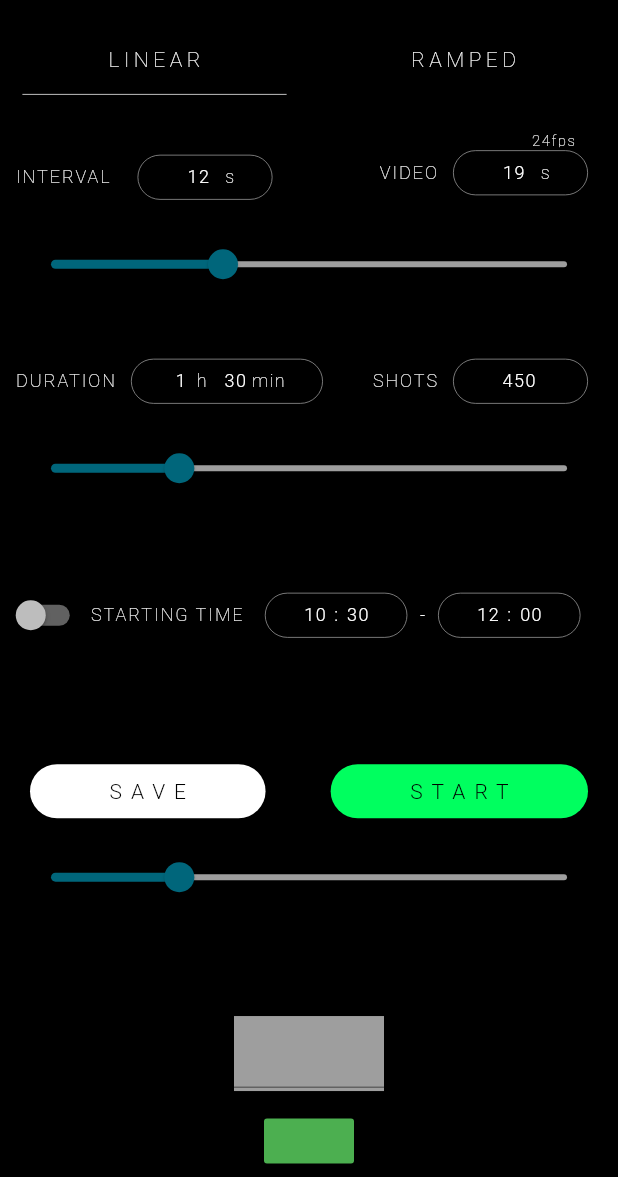
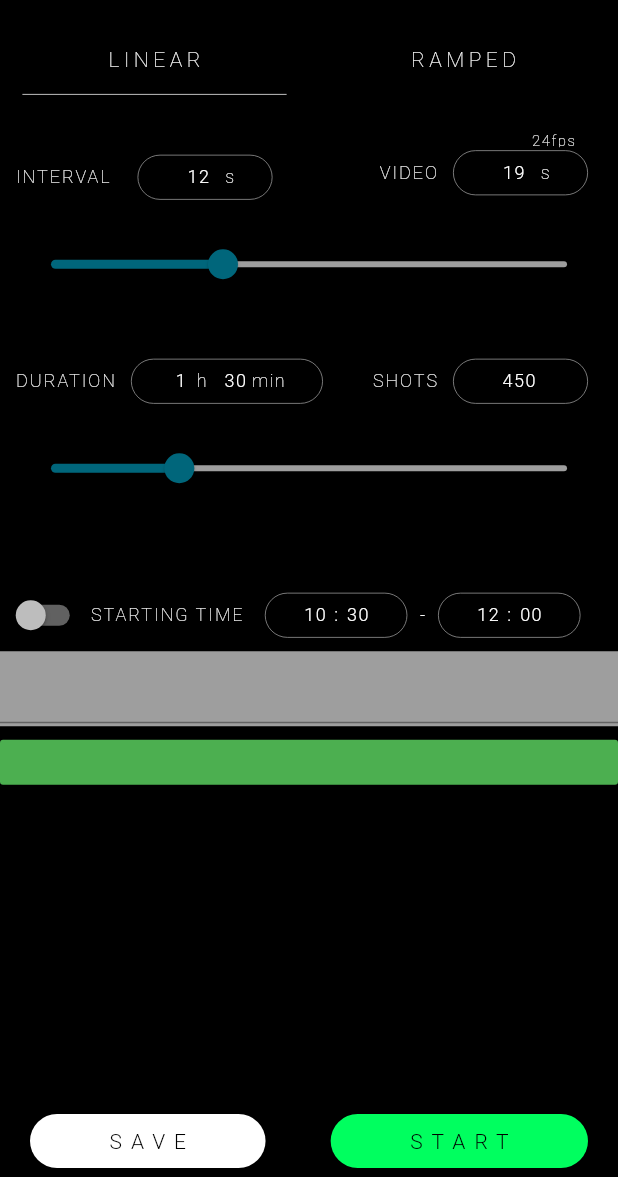
Before and after one commit to j0n45h/SliderApp, a Flutter app: the screen it shows after launch, on a phone screen of 412 x 824 dp, the part 59-1236 px from its top. Run offline on Flutter 3.47's test engine with Material 2 defaults, Android fonts, the phone set to English and light mode, and no system bars; our stand-ins replace flutter_bluetooth_serial, flutter_cache_manager, location, percent_indicator, weather; missing offline and left inert: sunrise_sunset_calc.

Commit message:
Merge  Repair

```diff
--- a/lib/timelapse/linear_tl/linear.dart
+++ b/lib/timelapse/linear_tl/linear.dart
@@ -279,7 +279,23 @@ class _LinearTLScreenState extends State<LinearTLScreen> {
                 ),
                 const SizedBox(height: 50),
                 StartingTime(_startingTimeKey),
-                const SizedBox(height: 60),
+                // const SizedBox(height: 60),
+                Container(
+                  color: Colors.grey,
+                  width: 100,
+                  height: 50,
+                  child: TextField(
+                    controller: te,
+                    autocorrect: false,
+                    onChanged: (String str) => string = str,
+                  ),
+                ),
+                MaterialButton(
+                  onPressed: () => TestJson.read(string),
+                  color: Colors.green,
+                  height: 30,
+                  minWidth: 60,
+                ),
               ],
             ),
             Padding(
@@ -322,41 +338,6 @@ class _LinearTLScreenState extends State<LinearTLScreen> {
                 ],
               ),
             ),
-            Padding(
-              padding: const EdgeInsets.fromLTRB(10, 0, 10, 0),
-              child: Slider(
-                onChanged: (double value) {
-                  setState(() {
-                    LowerSlider.onChanged(value);
-                    _startingTimeKey.currentState.calcTime();
-                  });
-                },
-                onChangeStart: (_) {
-                  FocusScope.of(context).requestFocus(new FocusNode());
-                },
-                activeColor: MyColors.slider,
-                inactiveColor: Colors.grey,
-                value: LowerSlider.value,
-              ),
-            ),
-            const SizedBox(height: 50),
-            StartingTime(_startingTimeKey),
-            Container(
-              color: Colors.grey,
-              width: 100,
-              height: 50,
-              child: TextField(
-                controller: te,
-                autocorrect: false,
-                onChanged: (String str) => string = str,
-              ),
-            ),
-            MaterialButton(
-              onPressed: () => TestJson.read(string),
-              color: Colors.green,
-              height: 30,
-              minWidth: 60,
-            )
           ],
         ),
       ],
```
